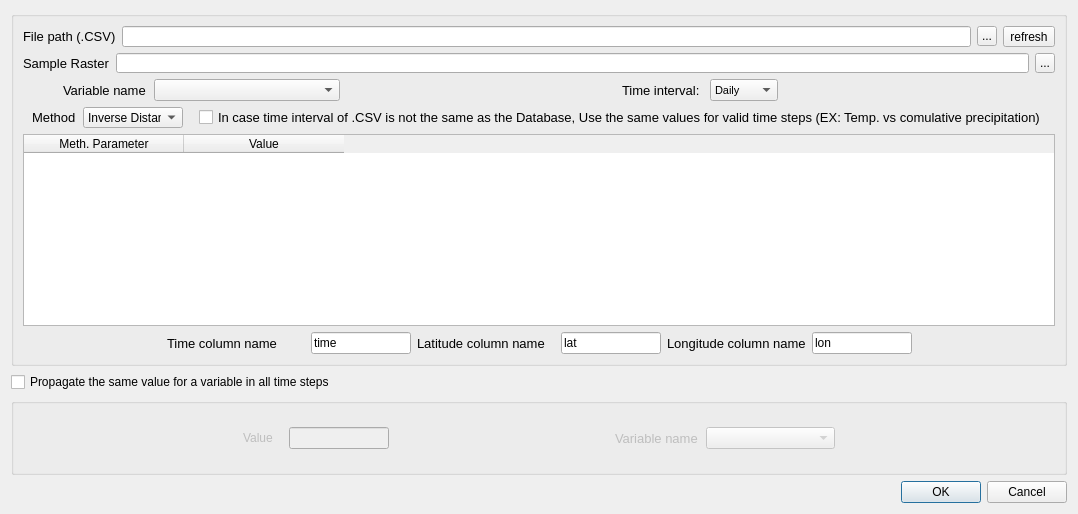
First picture: the form in waterpybal_ui_design/var_spat_interpol.ui, repository IDAEA-EVS/waterpybal, before the edit.
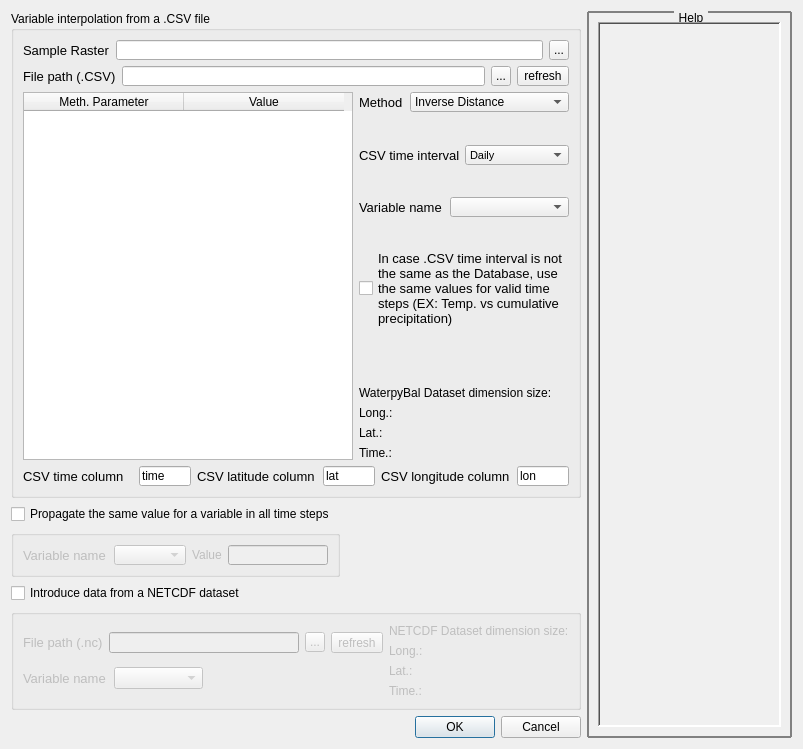
Second picture: the form after the edit.

Commit message: includes help structure and some structural path changes

Patch:
```diff
--- a/waterpybal_ui_design/var_spat_interpol.ui
+++ b/waterpybal_ui_design/var_spat_interpol.ui
@@ -6,24 +6,84 @@
    <rect>
     <x>0</x>
     <y>0</y>
-    <width>1078</width>
-    <height>514</height>
+    <width>803</width>
+    <height>749</height>
    </rect>
   </property>
+  <property name="minimumSize">
+   <size>
+    <width>800</width>
+    <height>620</height>
+   </size>
+  </property>
   <property name="windowTitle">
    <string>Variable introduction and spatial interpolation</string>
   </property>
-  <layout class="QVBoxLayout" name="verticalLayout_4">
+  <layout class="QHBoxLayout" name="horizontalLayout_21">
+   <item>
+    <layout class="QVBoxLayout" name="verticalLayout_6">
    <item>
     <widget class="QGroupBox" name="groupBox_variable_input">
+       <property name="minimumSize">
+        <size>
+         <width>570</width>
+         <height>385</height>
+        </size>
+       </property>
      <property name="title">
-      <string/>
-     </property>
-     <layout class="QVBoxLayout" name="verticalLayout_3">
-      <item>
+        <string>Variable interpolation from a .CSV file</string>
+       </property>
        <layout class="QVBoxLayout" name="verticalLayout_2">
         <item>
-         <layout class="QVBoxLayout" name="verticalLayout">
+         <layout class="QHBoxLayout" name="horizontalLayout_5">
+          <item>
+           <widget class="QLabel" name="label_xy_raster">
+            <property name="font">
+             <font>
+              <pointsize>10</pointsize>
+             </font>
+            </property>
+            <property name="text">
+             <string>Sample Raster</string>
+            </property>
+           </widget>
+          </item>
+          <item>
+           <widget class="QLineEdit" name="lineEdit_xyraster">
+            <property name="minimumSize">
+             <size>
+              <width>160</width>
+              <height>20</height>
+             </size>
+            </property>
+            <property name="font">
+             <font>
+              <pointsize>8</pointsize>
+             </font>
+            </property>
+           </widget>
+          </item>
+          <item>
+           <widget class="QToolButton" name="toolButton_browse_xy_raster">
+            <property name="sizePolicy">
+             <sizepolicy hsizetype="Preferred" vsizetype="Fixed">
+              <horstretch>0</horstretch>
+              <verstretch>0</verstretch>
+             </sizepolicy>
+            </property>
+            <property name="maximumSize">
+             <size>
+              <width>20</width>
+              <height>20</height>
+             </size>
+            </property>
+            <property name="text">
+             <string>...</string>
+            </property>
+           </widget>
+          </item>
+         </layout>
+        </item>
           <item>
            <layout class="QHBoxLayout" name="horizontalLayout">
             <item>
@@ -82,201 +142,58 @@
             </item>
            </layout>
           </item>
-          <item>
-           <layout class="QHBoxLayout" name="horizontalLayout_5">
-            <item>
-             <widget class="QLabel" name="label_xy_raster">
-              <property name="font">
-               <font>
-                <pointsize>10</pointsize>
-               </font>
-              </property>
-              <property name="text">
-               <string>Sample Raster</string>
-              </property>
-             </widget>
-            </item>
-            <item>
-             <widget class="QLineEdit" name="lineEdit_xyraster">
-              <property name="minimumSize">
-               <size>
-                <width>160</width>
-                <height>20</height>
-               </size>
-              </property>
-              <property name="font">
-               <font>
-                <pointsize>8</pointsize>
-               </font>
-              </property>
-             </widget>
-            </item>
-            <item>
-             <widget class="QToolButton" name="toolButton_browse_xy_raster">
-              <property name="sizePolicy">
-               <sizepolicy hsizetype="Preferred" vsizetype="Fixed">
-                <horstretch>0</horstretch>
-                <verstretch>0</verstretch>
-               </sizepolicy>
-              </property>
-              <property name="maximumSize">
-               <size>
-                <width>20</width>
-                <height>20</height>
-               </size>
-              </property>
-              <property name="text">
-               <string>...</string>
-              </property>
-             </widget>
-            </item>
-           </layout>
-          </item>
           <item>
            <layout class="QHBoxLayout" name="horizontalLayout_7">
             <item>
-             <spacer name="horizontalSpacer_3">
-              <property name="orientation">
-               <enum>Qt::Horizontal</enum>
-              </property>
-              <property name="sizeType">
-               <enum>QSizePolicy::Fixed</enum>
-              </property>
-              <property name="sizeHint" stdset="0">
-               <size>
-                <width>40</width>
-                <height>20</height>
-               </size>
-              </property>
-             </spacer>
-            </item>
-            <item>
-             <layout class="QHBoxLayout" name="horizontalLayout_3">
-              <item>
-               <widget class="QLabel" name="label_var_name">
-                <property name="minimumSize">
-                 <size>
-                  <width>85</width>
-                  <height>20</height>
-                 </size>
-                </property>
-                <property name="font">
-                 <font>
-                  <pointsize>10</pointsize>
-                 </font>
-                </property>
-                <property name="text">
-                 <string>Variable name</string>
-                </property>
-               </widget>
-              </item>
-              <item>
-               <widget class="QComboBox" name="comboBox_var_name">
+           <widget class="QTableWidget" name="tableWidget_intp_method_params">
                 <property name="sizePolicy">
-                 <sizepolicy hsizetype="Expanding" vsizetype="Fixed">
+             <sizepolicy hsizetype="Expanding" vsizetype="Preferred">
                   <horstretch>0</horstretch>
                   <verstretch>0</verstretch>
                  </sizepolicy>
                 </property>
                 <property name="minimumSize">
                  <size>
-                  <width>70</width>
-                  <height>20</height>
-                 </size>
-                </property>
-               </widget>
-              </item>
-             </layout>
-            </item>
-            <item>
-             <spacer name="horizontalSpacer_6">
-              <property name="orientation">
-               <enum>Qt::Horizontal</enum>
-              </property>
-              <property name="sizeHint" stdset="0">
-               <size>
-                <width>40</width>
-                <height>20</height>
-               </size>
-              </property>
-             </spacer>
-            </item>
-            <item>
-             <layout class="QHBoxLayout" name="horizontalLayout_6">
-              <item>
-               <widget class="QLabel" name="label_time_interval">
-                <property name="font">
-                 <font>
-                  <pointsize>10</pointsize>
-                 </font>
-                </property>
+              <width>330</width>
+              <height>0</height>
+             </size>
+            </property>
+            <attribute name="horizontalHeaderDefaultSectionSize">
+             <number>160</number>
+            </attribute>
+            <attribute name="verticalHeaderMinimumSectionSize">
+             <number>20</number>
+            </attribute>
+            <attribute name="verticalHeaderDefaultSectionSize">
+             <number>25</number>
+            </attribute>
+            <column>
+             <property name="text">
+              <string>Meth. Parameter</string>
+             </property>
+             <property name="textAlignment">
+              <set>AlignCenter</set>
+             </property>
+            </column>
+            <column>
                 <property name="text">
-                 <string>Time interval: </string>
-                </property>
-               </widget>
-              </item>
-              <item>
-               <widget class="QComboBox" name="comboBox_time_interval">
-                <property name="minimumSize">
-                 <size>
-                  <width>60</width>
-                  <height>20</height>
-                 </size>
-                </property>
+              <string>Value</string>
+             </property>
                 <property name="font">
                  <font>
-                  <pointsize>8</pointsize>
-                 </font>
-                </property>
-                <item>
-                 <property name="text">
-                  <string>Daily</string>
-                 </property>
-                </item>
-                <item>
-                 <property name="text">
-                  <string>Monthly</string>
-                 </property>
-                </item>
-                <item>
-                 <property name="text">
-                  <string>Hourly</string>
-                 </property>
-                </item>
-               </widget>
-              </item>
-             </layout>
-            </item>
+               <strikeout>false</strikeout>
+              </font>
+             </property>
+             <property name="textAlignment">
+              <set>AlignCenter</set>
+             </property>
+            </column>
+           </widget>
+          </item>
             <item>
-             <spacer name="horizontalSpacer_7">
-              <property name="orientation">
-               <enum>Qt::Horizontal</enum>
-              </property>
-              <property name="sizeHint" stdset="0">
-               <size>
-                <width>40</width>
-                <height>20</height>
-               </size>
-              </property>
-             </spacer>
-            </item>
-           </layout>
-          </item>
+           <layout class="QVBoxLayout" name="verticalLayout">
           <item>
            <layout class="QHBoxLayout" name="horizontalLayout_2">
-            <item>
-             <spacer name="horizontalSpacer">
-              <property name="orientation">
-               <enum>Qt::Horizontal</enum>
-              </property>
-              <property name="sizeHint" stdset="0">
-               <size>
-                <width>40</width>
-                <height>20</height>
-               </size>
-              </property>
-             </spacer>
-            </item>
             <item>
              <widget class="QLabel" name="label_method">
               <property name="minimumSize">
@@ -331,28 +248,145 @@
               </item>
              </widget>
             </item>
+             </layout>
+            </item>
             <item>
-             <spacer name="horizontalSpacer_2">
+             <spacer name="verticalSpacer">
               <property name="orientation">
-               <enum>Qt::Horizontal</enum>
+               <enum>Qt::Vertical</enum>
               </property>
               <property name="sizeHint" stdset="0">
                <size>
-                <width>40</width>
+                <width>20</width>
+                <height>40</height>
+               </size>
+              </property>
+             </spacer>
+            </item>
+            <item>
+             <layout class="QHBoxLayout" name="horizontalLayout_6">
+              <item>
+               <widget class="QLabel" name="label_time_interval">
+                <property name="maximumSize">
+                 <size>
+                  <width>100</width>
+                  <height>16777215</height>
+                 </size>
+                </property>
+                <property name="font">
+                 <font>
+                  <pointsize>10</pointsize>
+                 </font>
+                </property>
+                <property name="text">
+                 <string>CSV time interval: </string>
+                </property>
+               </widget>
+              </item>
+              <item>
+               <widget class="QComboBox" name="comboBox_time_interval">
+                <property name="minimumSize">
+                 <size>
+                  <width>60</width>
                 <height>20</height>
                </size>
               </property>
+                <property name="font">
+                 <font>
+                  <pointsize>8</pointsize>
+                 </font>
+                </property>
+                <item>
+                 <property name="text">
+                  <string>Daily</string>
+                 </property>
+                </item>
+                <item>
+                 <property name="text">
+                  <string>Monthly</string>
+                 </property>
+                </item>
+                <item>
+                 <property name="text">
+                  <string>Hourly</string>
+                 </property>
+                </item>
+               </widget>
+              </item>
+             </layout>
+            </item>
+            <item>
+             <spacer name="verticalSpacer_2">
+              <property name="orientation">
+               <enum>Qt::Vertical</enum>
+              </property>
+              <property name="sizeHint" stdset="0">
+               <size>
+                <width>20</width>
+                <height>40</height>
+               </size>
+              </property>
              </spacer>
             </item>
+            <item>
+             <layout class="QHBoxLayout" name="horizontalLayout_3">
+              <item>
+               <widget class="QLabel" name="label_var_name">
+                <property name="minimumSize">
+                 <size>
+                  <width>85</width>
+                  <height>20</height>
+                 </size>
+                </property>
+                <property name="font">
+                 <font>
+                  <pointsize>10</pointsize>
+                 </font>
+                </property>
+                <property name="text">
+                 <string>Variable name</string>
+                </property>
+               </widget>
+              </item>
+              <item>
+               <widget class="QComboBox" name="comboBox_var_name">
+                <property name="sizePolicy">
+                 <sizepolicy hsizetype="Expanding" vsizetype="Fixed">
+                  <horstretch>0</horstretch>
+                  <verstretch>0</verstretch>
+                 </sizepolicy>
+                </property>
+                <property name="minimumSize">
+                 <size>
+                  <width>70</width>
+                  <height>20</height>
+                 </size>
+                </property>
+               </widget>
+              </item>
+             </layout>
+            </item>
             <item>
              <widget class="QCheckBox" name="checkBox">
+              <property name="minimumSize">
+               <size>
+                <width>170</width>
+                <height>130</height>
+               </size>
+              </property>
               <property name="font">
                <font>
                 <pointsize>10</pointsize>
                </font>
               </property>
               <property name="text">
-               <string>In case time interval of .CSV is not the same as the Database, Use the same values for valid time steps (EX: Temp. vs comulative precipitation)</string>
+               <string>
+In case .CSV time interval is not
+the same as the Database, use 
+the same values for valid time
+steps (EX: Temp. vs cumulative
+precipitation)
+</string>
               </property>
               <property name="checked">
                <bool>false</bool>
@@ -360,84 +394,84 @@
              </widget>
             </item>
             <item>
-             <spacer name="horizontalSpacer_8">
+             <spacer name="verticalSpacer_3">
               <property name="orientation">
-               <enum>Qt::Horizontal</enum>
+               <enum>Qt::Vertical</enum>
               </property>
               <property name="sizeHint" stdset="0">
                <size>
-                <width>40</width>
-                <height>20</height>
+                <width>20</width>
+                <height>40</height>
                </size>
               </property>
              </spacer>
             </item>
-           </layout>
+            <item>
+             <widget class="QLabel" name="label_2">
+              <property name="text">
+               <string>WaterpyBal Dataset dimension size:</string>
+              </property>
+             </widget>
           </item>
           <item>
-           <widget class="QTableWidget" name="tableWidget_intp_method_params">
-            <property name="sizePolicy">
-             <sizepolicy hsizetype="Expanding" vsizetype="Preferred">
-              <horstretch>0</horstretch>
-              <verstretch>0</verstretch>
-             </sizepolicy>
-            </property>
-            <attribute name="horizontalHeaderDefaultSectionSize">
-             <number>160</number>
-            </attribute>
-            <attribute name="verticalHeaderMinimumSectionSize">
-             <number>20</number>
-            </attribute>
-            <attribute name="verticalHeaderDefaultSectionSize">
-             <number>25</number>
-            </attribute>
-            <column>
+             <layout class="QGridLayout" name="gridLayout">
+              <item row="0" column="0">
+               <widget class="QLabel" name="label_3">
+                <property name="text">
+                 <string>Long.:</string>
+                </property>
+               </widget>
+              </item>
+              <item row="0" column="1">
+               <widget class="QLabel" name="label_longx">
              <property name="text">
-              <string>Meth. Parameter</string>
-             </property>
-             <property name="textAlignment">
-              <set>AlignCenter</set>
-             </property>
-            </column>
-            <column>
+                 <string/>
+                </property>
+               </widget>
+              </item>
+              <item row="1" column="0">
+               <widget class="QLabel" name="label_4">
+                <property name="text">
+                 <string>Lat.:</string>
+                </property>
+               </widget>
+              </item>
+              <item row="1" column="1">
+               <widget class="QLabel" name="label_laty">
              <property name="text">
-              <string>Value</string>
-             </property>
-             <property name="font">
-              <font>
-               <strikeout>false</strikeout>
-              </font>
-             </property>
-             <property name="textAlignment">
-              <set>AlignCenter</set>
-             </property>
-            </column>
-           </widget>
+                 <string/>
+                </property>
+               </widget>
+              </item>
+              <item row="2" column="0">
+               <widget class="QLabel" name="label_5">
+                <property name="text">
+                 <string>Time.:</string>
+                </property>
+               </widget>
+              </item>
+              <item row="2" column="1">
+               <widget class="QLabel" name="label_time">
+                <property name="text">
+                 <string/>
+                </property>
+               </widget>
+              </item>
+             </layout>
+            </item>
+           </layout>
           </item>
          </layout>
         </item>
         <item>
          <layout class="QHBoxLayout" name="horizontalLayout_10">
-          <item>
-           <spacer name="horizontalSpacer_4">
-            <property name="orientation">
-             <enum>Qt::Horizontal</enum>
-            </property>
-            <property name="sizeHint" stdset="0">
-             <size>
-              <width>40</width>
-              <height>20</height>
-             </size>
-            </property>
-           </spacer>
-          </item>
           <item>
            <layout class="QHBoxLayout" name="horizontalLayout_4">
             <item>
              <widget class="QLabel" name="label_time_col">
               <property name="minimumSize">
                <size>
-                <width>138</width>
+                <width>110</width>
                 <height>20</height>
                </size>
               </property>
@@ -447,7 +481,7 @@
                </font>
               </property>
               <property name="text">
-               <string>Time column name</string>
+               <string>CSV time column</string>
               </property>
              </widget>
             </item>
@@ -455,13 +489,13 @@
              <widget class="QLineEdit" name="lineEdit_time_col">
               <property name="minimumSize">
                <size>
-                <width>100</width>
+                <width>50</width>
                 <height>20</height>
                </size>
               </property>
               <property name="maximumSize">
                <size>
-                <width>100</width>
+                <width>70</width>
                 <height>16777215</height>
                </size>
               </property>
@@ -478,7 +512,7 @@
              <widget class="QLabel" name="label_lat_col">
               <property name="minimumSize">
                <size>
-                <width>138</width>
+                <width>120</width>
                 <height>20</height>
                </size>
               </property>
@@ -488,7 +522,7 @@
                </font>
               </property>
               <property name="text">
-               <string>Latitude column name</string>
+               <string>CSV latitude column</string>
               </property>
              </widget>
             </item>
@@ -496,13 +530,13 @@
              <widget class="QLineEdit" name="lineEdit_lat_col">
               <property name="minimumSize">
                <size>
-                <width>100</width>
+                <width>50</width>
                 <height>20</height>
                </size>
               </property>
               <property name="maximumSize">
                <size>
-                <width>100</width>
+                <width>70</width>
                 <height>16777215</height>
                </size>
               </property>
@@ -519,7 +553,7 @@
              <widget class="QLabel" name="label_lon_col">
               <property name="minimumSize">
                <size>
-                <width>40</width>
+                <width>130</width>
                 <height>20</height>
                </size>
               </property>
@@ -529,7 +563,7 @@
                </font>
               </property>
               <property name="text">
-               <string>Longitude column name</string>
+               <string>CSV longitude column</string>
               </property>
              </widget>
             </item>
@@ -537,13 +571,13 @@
              <widget class="QLineEdit" name="lineEdit_lon_col">
               <property name="minimumSize">
                <size>
-                <width>100</width>
+                <width>50</width>
                 <height>20</height>
                </size>
               </property>
               <property name="maximumSize">
                <size>
-                <width>100</width>
+                <width>70</width>
                 <height>16777215</height>
                </size>
               </property>
@@ -554,28 +588,11 @@
             </item>
            </layout>
           </item>
-          <item>
-           <spacer name="horizontalSpacer_5">
-            <property name="orientation">
-             <enum>Qt::Horizontal</enum>
-            </property>
-            <property name="sizeHint" stdset="0">
-             <size>
-              <width>40</width>
-              <height>20</height>
-             </size>
-            </property>
-           </spacer>
-          </item>
-         </layout>
-        </item>
        </layout>
       </item>
      </layout>
     </widget>
    </item>
-   <item>
-    <layout class="QHBoxLayout" name="horizontalLayout_14">
      <item>
       <widget class="QCheckBox" name="checkBox_variable_input">
        <property name="text">
@@ -584,20 +601,7 @@
       </widget>
      </item>
      <item>
-      <spacer name="horizontalSpacer_12">
-       <property name="orientation">
-        <enum>Qt::Horizontal</enum>
-       </property>
-       <property name="sizeHint" stdset="0">
-        <size>
-         <width>40</width>
-         <height>20</height>
-        </size>
-       </property>
-      </spacer>
-     </item>
-    </layout>
-   </item>
+      <layout class="QHBoxLayout" name="horizontalLayout_15">
    <item>
     <widget class="QGroupBox" name="groupBox">
      <property name="enabled">
@@ -606,69 +610,12 @@
      <property name="title">
       <string/>
      </property>
+         <layout class="QVBoxLayout" name="verticalLayout_3">
+          <item>
+           <layout class="QHBoxLayout" name="horizontalLayout_14"/>
+          </item>
+          <item>
      <layout class="QHBoxLayout" name="horizontalLayout_13">
-      <item>
-       <spacer name="horizontalSpacer_10">
-        <property name="orientation">
-         <enum>Qt::Horizontal</enum>
-        </property>
-        <property name="sizeHint" stdset="0">
-         <size>
-          <width>203</width>
-          <height>20</height>
-         </size>
-        </property>
-       </spacer>
-      </item>
-      <item>
-       <layout class="QHBoxLayout" name="horizontalLayout_12">
-        <item>
-         <widget class="QLabel" name="label">
-          <property name="maximumSize">
-           <size>
-            <width>40</width>
-            <height>16777215</height>
-           </size>
-          </property>
-          <property name="text">
-           <string>Value</string>
-          </property>
-         </widget>
-        </item>
-        <item>
-         <widget class="QLineEdit" name="lineEdit_same_val">
-          <property name="minimumSize">
-           <size>
-            <width>100</width>
-            <height>20</height>
-           </size>
-          </property>
-          <property name="maximumSize">
-           <size>
-            <width>100</width>
-            <height>16777215</height>
-           </size>
-          </property>
-          <property name="text">
-           <string/>
-          </property>
-         </widget>
-        </item>
-       </layout>
-      </item>
-      <item>
-       <spacer name="horizontalSpacer_9">
-        <property name="orientation">
-         <enum>Qt::Horizontal</enum>
-        </property>
-        <property name="sizeHint" stdset="0">
-         <size>
-          <width>203</width>
-          <height>20</height>
-         </size>
-        </property>
-       </spacer>
-      </item>
       <item>
        <layout class="QHBoxLayout" name="horizontalLayout_11">
         <item>
@@ -708,17 +655,250 @@
        </layout>
       </item>
       <item>
-       <spacer name="horizontalSpacer_11">
+             <layout class="QHBoxLayout" name="horizontalLayout_12">
+              <item>
+               <widget class="QLabel" name="label">
+                <property name="maximumSize">
+                 <size>
+                  <width>40</width>
+                  <height>16777215</height>
+                 </size>
+                </property>
+                <property name="text">
+                 <string>Value</string>
+                </property>
+               </widget>
+              </item>
+              <item>
+               <widget class="QLineEdit" name="lineEdit_same_val">
+                <property name="minimumSize">
+                 <size>
+                  <width>100</width>
+                  <height>20</height>
+                 </size>
+                </property>
+                <property name="maximumSize">
+                 <size>
+                  <width>100</width>
+                  <height>16777215</height>
+                 </size>
+                </property>
+                <property name="text">
+                 <string/>
+                </property>
+               </widget>
+              </item>
+             </layout>
+            </item>
+           </layout>
+          </item>
+         </layout>
+        </widget>
+       </item>
+       <item>
+        <spacer name="horizontalSpacer">
         <property name="orientation">
          <enum>Qt::Horizontal</enum>
         </property>
         <property name="sizeHint" stdset="0">
          <size>
-          <width>203</width>
+           <width>40</width>
           <height>20</height>
          </size>
         </property>
        </spacer>
+       </item>
+      </layout>
+     </item>
+     <item>
+      <widget class="QCheckBox" name="checkBox_nc">
+       <property name="text">
+        <string>Introduce data from a NETCDF dataset</string>
+       </property>
+      </widget>
+     </item>
+     <item>
+      <widget class="QGroupBox" name="groupBox_2">
+       <property name="enabled">
+        <bool>false</bool>
+       </property>
+       <property name="title">
+        <string/>
+       </property>
+       <layout class="QHBoxLayout" name="horizontalLayout_17">
+        <item>
+         <layout class="QVBoxLayout" name="verticalLayout_5">
+          <item>
+           <layout class="QHBoxLayout" name="horizontalLayout_18">
+            <item>
+             <widget class="QLabel" name="label_nc">
+              <property name="font">
+               <font>
+                <pointsize>10</pointsize>
+               </font>
+              </property>
+              <property name="text">
+               <string>File path (.nc)</string>
+              </property>
+             </widget>
+            </item>
+            <item>
+             <widget class="QLineEdit" name="lineEdit_nc">
+              <property name="minimumSize">
+               <size>
+                <width>160</width>
+                <height>20</height>
+               </size>
+              </property>
+             </widget>
+            </item>
+            <item>
+             <widget class="QToolButton" name="toolButton_browse_nc">
+              <property name="sizePolicy">
+               <sizepolicy hsizetype="Preferred" vsizetype="Fixed">
+                <horstretch>0</horstretch>
+                <verstretch>0</verstretch>
+               </sizepolicy>
+              </property>
+              <property name="maximumSize">
+               <size>
+                <width>20</width>
+                <height>20</height>
+               </size>
+              </property>
+              <property name="text">
+               <string>...</string>
+              </property>
+             </widget>
+            </item>
+            <item>
+             <widget class="QToolButton" name="toolButton_refresh_nc">
+              <property name="minimumSize">
+               <size>
+                <width>40</width>
+                <height>20</height>
+               </size>
+              </property>
+              <property name="text">
+               <string>refresh</string>
+              </property>
+             </widget>
+            </item>
+           </layout>
+          </item>
+          <item>
+           <layout class="QHBoxLayout" name="horizontalLayout_20">
+            <item>
+             <layout class="QHBoxLayout" name="horizontalLayout_19">
+              <item>
+               <widget class="QLabel" name="label_var_name_nc">
+                <property name="minimumSize">
+                 <size>
+                  <width>85</width>
+                  <height>20</height>
+                 </size>
+                </property>
+                <property name="font">
+                 <font>
+                  <pointsize>10</pointsize>
+                 </font>
+                </property>
+                <property name="text">
+                 <string>Variable name</string>
+                </property>
+               </widget>
+              </item>
+              <item>
+               <widget class="QComboBox" name="comboBox_var_name_nc">
+                <property name="sizePolicy">
+                 <sizepolicy hsizetype="Expanding" vsizetype="Fixed">
+                  <horstretch>0</horstretch>
+                  <verstretch>0</verstretch>
+                 </sizepolicy>
+                </property>
+                <property name="minimumSize">
+                 <size>
+                  <width>70</width>
+                  <height>20</height>
+                 </size>
+                </property>
+               </widget>
+              </item>
+             </layout>
+            </item>
+            <item>
+             <spacer name="horizontalSpacer_2">
+              <property name="orientation">
+               <enum>Qt::Horizontal</enum>
+              </property>
+              <property name="sizeHint" stdset="0">
+               <size>
+                <width>40</width>
+                <height>20</height>
+               </size>
+              </property>
+             </spacer>
+            </item>
+           </layout>
+          </item>
+         </layout>
+        </item>
+        <item>
+         <layout class="QVBoxLayout" name="verticalLayout_4">
+          <item>
+           <widget class="QLabel" name="label_9">
+            <property name="text">
+             <string>NETCDF Dataset dimension size:</string>
+            </property>
+           </widget>
+          </item>
+          <item>
+           <layout class="QGridLayout" name="gridLayout_2">
+            <item row="0" column="0">
+             <widget class="QLabel" name="label_6">
+              <property name="text">
+               <string>Long.:</string>
+              </property>
+             </widget>
+            </item>
+            <item row="0" column="1">
+             <widget class="QLabel" name="label_longx_new">
+              <property name="text">
+               <string/>
+              </property>
+             </widget>
+            </item>
+            <item row="1" column="0">
+             <widget class="QLabel" name="label_7">
+              <property name="text">
+               <string>Lat.:</string>
+              </property>
+             </widget>
+            </item>
+            <item row="1" column="1">
+             <widget class="QLabel" name="label_laty_new">
+              <property name="text">
+               <string/>
+              </property>
+             </widget>
+            </item>
+            <item row="2" column="0">
+             <widget class="QLabel" name="label_8">
+              <property name="text">
+               <string>Time.:</string>
+              </property>
+             </widget>
+            </item>
+            <item row="2" column="1">
+             <widget class="QLabel" name="label_time_new">
+              <property name="text">
+               <string/>
+              </property>
+             </widget>
+            </item>
+           </layout>
+          </item>
+         </layout>
       </item>
      </layout>
     </widget>
@@ -731,6 +911,67 @@
      <property name="standardButtons">
       <set>QDialogButtonBox::Cancel|QDialogButtonBox::Ok</set>
      </property>
+      </widget>
+     </item>
+    </layout>
+   </item>
+   <item>
+    <widget class="QGroupBox" name="groupBox_help">
+     <property name="minimumSize">
+      <size>
+       <width>150</width>
+       <height>0</height>
+      </size>
+     </property>
+     <property name="font">
+      <font>
+       <pointsize>9</pointsize>
+      </font>
+     </property>
+     <property name="autoFillBackground">
+      <bool>false</bool>
+     </property>
+     <property name="styleSheet">
+      <string notr="true">QGroupBox{border:2px solid gray;border-radius:1px;margin-top: 1ex;}
+QGroupBox::title{subcontrol-origin: margin;subcontrol-position:top center;padding:0 3px;}</string>
+     </property>
+     <property name="title">
+      <string notr="true">Help</string>
+     </property>
+     <property name="flat">
+      <bool>false</bool>
+     </property>
+     <layout class="QHBoxLayout" name="horizontalLayout_16">
+      <item>
+       <widget class="QTextBrowser" name="textBrowser_help">
+        <property name="autoFillBackground">
+         <bool>true</bool>
+        </property>
+        <property name="styleSheet">
+         <string notr="true">background-color: rgb(240, 240, 240)</string>
+        </property>
+        <property name="frameShape">
+         <enum>QFrame::WinPanel</enum>
+        </property>
+        <property name="frameShadow">
+         <enum>QFrame::Sunken</enum>
+        </property>
+        <property name="lineWidth">
+         <number>0</number>
+        </property>
+        <property name="readOnly">
+         <bool>true</bool>
+        </property>
+        <property name="html">
+         <string>&lt;!DOCTYPE HTML PUBLIC &quot;-//W3C//DTD HTML 4.0//EN&quot; &quot;http://www.w3.org/TR/REC-html40/strict.dtd&quot;&gt;
+&lt;html&gt;&lt;head&gt;&lt;meta name=&quot;qrichtext&quot; content=&quot;1&quot; /&gt;&lt;style type=&quot;text/css&quot;&gt;
+p, li { white-space: pre-wrap; }
+&lt;/style&gt;&lt;/head&gt;&lt;body style=&quot; font-family:'MS Shell Dlg 2'; font-size:8.1pt; font-weight:400; font-style:normal;&quot;&gt;
+&lt;p align=&quot;justify&quot; style=&quot;-qt-paragraph-type:empty; margin-top:0px; margin-bottom:0px; margin-left:0px; margin-right:0px; -qt-block-indent:0; text-indent:0px;&quot;&gt;&lt;br /&gt;&lt;/p&gt;&lt;/body&gt;&lt;/html&gt;</string>
+        </property>
+       </widget>
+      </item>
+     </layout>
     </widget>
    </item>
   </layout>
```
Lines whose indentation alone changed are shown as unchanged. The commit also changes 58 other files.
